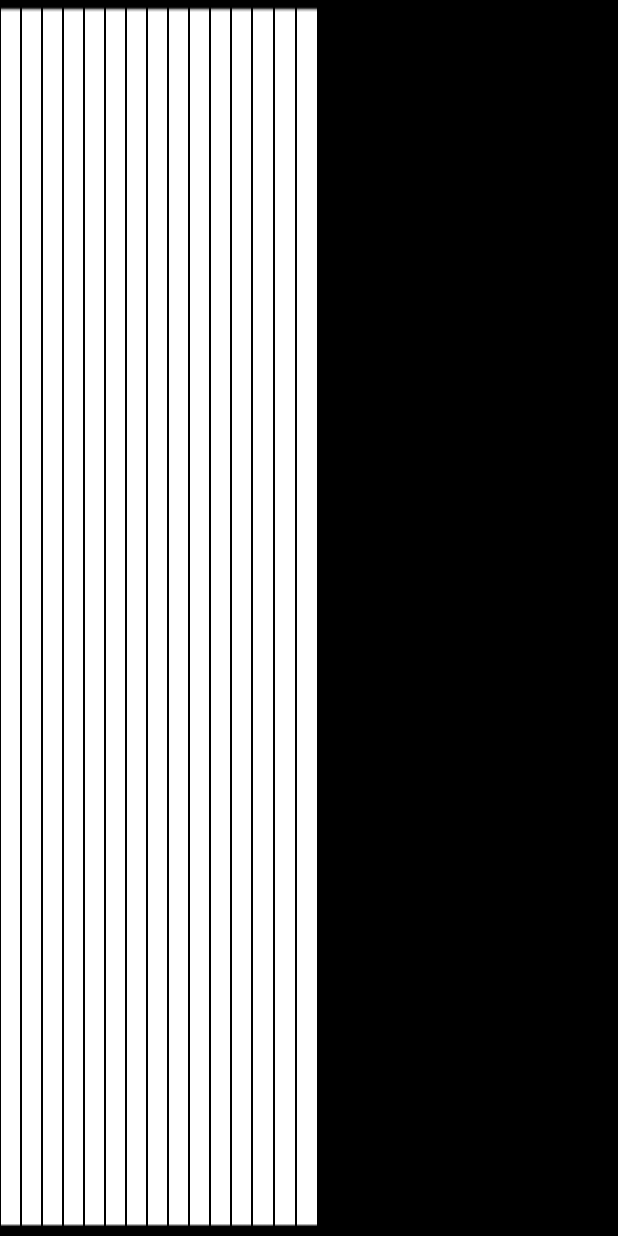
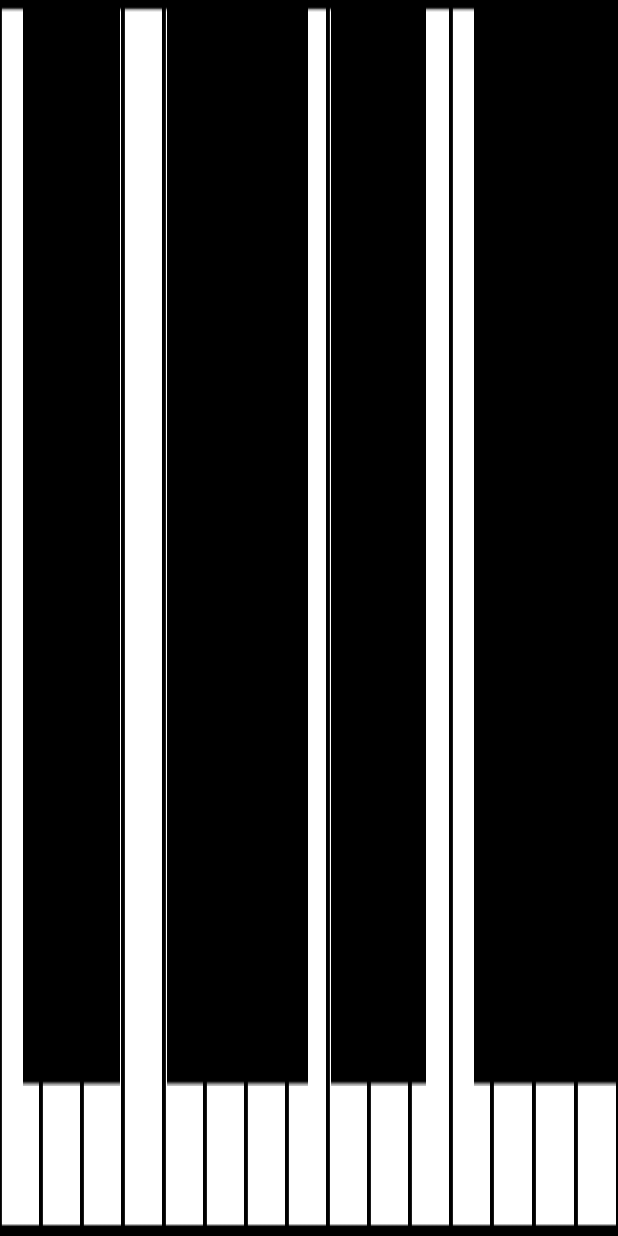
Before and after one commit to SAINGRBN/NaiaraSamos_RogerSantana_ACT_Piano, an Android app: the screen it shows after launch (MainActivity), on a phone screen of 412 x 824 dp. Run offline under Robolectric (Android 15) with nearby library versions, the phone set to English and light mode, and no system bars.

Commit message:
falta hacer cosas bonitas

```diff
--- a/app/src/main/java/com/example/naiarasamos_rogersantana_act_piano/MainActivity.kt
+++ b/app/src/main/java/com/example/naiarasamos_rogersantana_act_piano/MainActivity.kt
@@ -18,9 +18,9 @@ class MainActivity : AppCompatActivity() {
         super.onCreate(savedInstanceState)
         setContentView(R.layout.activity_main)
 
-        // Configurar SoundPool con baja latencia y multitouch
+
         soundPool = SoundPool.Builder()
-            .setMaxStreams(10)
+            .setMaxStreams(25)
             .setAudioAttributes(
                 AudioAttributes.Builder()
                     .setUsage(AudioAttributes.USAGE_MEDIA)
@@ -36,12 +36,19 @@ class MainActivity : AppCompatActivity() {
 
             R.id.key_c3 to R.raw.c3, R.id.key_d3 to R.raw.d3, R.id.key_e3 to R.raw.e3,
             R.id.key_f3 to R.raw.f3, R.id.key_g3 to R.raw.g3, R.id.key_a3 to R.raw.a3, R.id.key_b3 to R.raw.b3,
-            R.id.key_c4 to R.raw.c4
+            R.id.key_c4 to R.raw.c4,
+
+            R.id.key_a_2 to R.raw.a_2, R.id.key_a_3 to R.raw.a_3, R.id.key_c_2 to R.id.key_c_2,
+            R.id.key_c_3 to R.raw.c_3, R.id.key_d_2 to R.raw.d_2, R.id.key_d_3 to R.raw.d_3,
+            R.id.key_f_2 to R.raw.f_2, R.id.key_f_3 to R.raw.f_3, R.id.key_g_2 to R.id.key_g_2, R.id.key_g_3 to R.raw.g_3
         )
 
-        keys.forEach { (key, sound) -> soundMap[key] = soundPool.load(this, sound, 1) }
+        // Se añade cada sonido al SoundPool
+        keys.forEach {
+            (key, sound) -> soundMap[key] = soundPool.load(this, sound, 1)
+        }
 
-        // Asignar eventos a cada tecla
+        // Se asigna el listener a cada botón
         keys.keys.forEach { setKeyListener(it) }
     }
 
@@ -52,18 +59,16 @@ class MainActivity : AppCompatActivity() {
         key.setOnTouchListener { v, event ->
             if (event.action == MotionEvent.ACTION_DOWN) {
                 soundMap[keyId]?.let { soundPool.play(it, 1f, 1f, 0, 0, 1f) }
+
+                //Para ver si funciona
                 val toast = Toast.makeText(this, keyId.toString(), Toast.LENGTH_SHORT) // in Activity
                 toast.show()
 
-                v.performClick() // Llamamos a performClick()
+                v.performClick()
             }
             true
         }
 
-
-        key.setOnClickListener {
-            // Sobreescribimos performClick() correctamente
-        }
     }
 
     override fun onDestroy() {
--- a/app/src/main/res/layout/activity_main.xml
+++ b/app/src/main/res/layout/activity_main.xml
@@ -1,179 +1,105 @@
 <?xml version="1.0" encoding="utf-8"?>
-<LinearLayout
+<FrameLayout
     xmlns:android="http://schemas.android.com/apk/res/android"
     xmlns:tools="http://schemas.android.com/tools"
     android:layout_width="match_parent"
     android:layout_height="match_parent"
-    android:orientation="horizontal"
-    android:background="@android:color/black"
-    tools:context=".MainActivity">
+    android:background="@android:color/black">
 
-    <!-- Tecla C -->
-    <ImageButton
-        android:id="@+id/key_c2"
-        android:layout_width="0dp"
-        android:layout_weight="1"
+    <!-- Teclas Blancas -->
+    <LinearLayout
+        android:id="@+id/white_keys"
+        android:layout_width="match_parent"
         android:layout_height="match_parent"
-        android:background="@drawable/blanca"
-        android:scaleType="fitXY"
-        android:contentDescription="Nota C"
-        tools:ignore="TouchTargetSizeCheck"/>
+        android:orientation="horizontal">
 
-    <!-- Tecla D -->
-    <ImageButton
-        android:id="@+id/key_d2"
-        android:layout_width="0dp"
-        android:layout_weight="1"
-        android:layout_height="match_parent"
-        android:background="@drawable/blanca"
-        android:scaleType="fitXY"
-        android:contentDescription="Nota D"
-        tools:ignore="TouchTargetSizeCheck"/>
+        <ImageButton android:id="@+id/key_c2" android:layout_width="0dp" android:layout_weight="1" android:layout_height="match_parent" android:background="@drawable/blanca" android:scaleType="fitXY"/>
+        <ImageButton android:id="@+id/key_d2" android:layout_width="0dp" android:layout_weight="1" android:layout_height="match_parent" android:background="@drawable/blanca" android:scaleType="fitXY"/>
+        <ImageButton android:id="@+id/key_e2" android:layout_width="0dp" android:layout_weight="1" android:layout_height="match_parent" android:background="@drawable/blanca" android:scaleType="fitXY"/>
+        <ImageButton android:id="@+id/key_f2" android:layout_width="0dp" android:layout_weight="1" android:layout_height="match_parent" android:background="@drawable/blanca" android:scaleType="fitXY"/>
+        <ImageButton android:id="@+id/key_g2" android:layout_width="0dp" android:layout_weight="1" android:layout_height="match_parent" android:background="@drawable/blanca" android:scaleType="fitXY"/>
 
-    <!-- Tecla E -->
-    <ImageButton
-        android:id="@+id/key_e2"
-        android:layout_width="0dp"
-        android:layout_weight="1"
-        android:layout_height="match_parent"
-        android:background="@drawable/blanca"
-        android:scaleType="fitXY"
-        android:contentDescription="Nota E"
-        tools:ignore="TouchTargetSizeCheck"/>
-
-    <!-- Tecla F -->
-    <ImageButton
-        android:id="@+id/key_f2"
-        android:layout_width="0dp"
-        android:layout_weight="1"
-        android:layout_height="match_parent"
-        android:background="@drawable/blanca"
-        android:scaleType="fitXY"
-        android:contentDescription="Nota F"
-        tools:ignore="TouchTargetSizeCheck"/>
-
-    <!-- Tecla G -->
-    <ImageButton
-        android:id="@+id/key_g2"
-        android:layout_width="0dp"
-        android:layout_weight="1"
-        android:layout_height="match_parent"
-        android:background="@drawable/blanca"
-        android:scaleType="fitXY"
-        android:contentDescription="Nota G"
-        tools:ignore="TouchTargetSizeCheck"/>
-
-    <!-- Tecla A -->
         <ImageButton
             android:id="@+id/key_a2"
             android:layout_width="0dp"
+            android:layout_height="match_parent"
             android:layout_weight="1"
-        android:layout_height="match_parent"
             android:background="@drawable/blanca"
             android:scaleType="fitXY"
-        android:contentDescription="Nota A"
-        tools:ignore="TouchTargetSizeCheck"/>
+            tools:ignore="SpeakableTextPresentCheck" />
+        <ImageButton android:id="@+id/key_b2" android:layout_width="0dp" android:layout_weight="1" android:layout_height="match_parent" android:background="@drawable/blanca" android:scaleType="fitXY"/>
 
-    <!-- Tecla B -->
-    <ImageButton
-        android:id="@+id/key_b2"
-        android:layout_width="0dp"
-        android:layout_weight="1"
-        android:layout_height="match_parent"
-        android:background="@drawable/blanca"
-        android:scaleType="fitXY"
-        android:contentDescription="Nota B"
-        tools:ignore="TouchTargetSizeCheck"/>
-
-    <!-- Tecla C -->
         <ImageButton
             android:id="@+id/key_c3"
             android:layout_width="0dp"
+            android:layout_height="match_parent"
             android:layout_weight="1"
-        android:layout_height="match_parent"
             android:background="@drawable/blanca"
             android:scaleType="fitXY"
-        android:contentDescription="Nota C"
-        tools:ignore="TouchTargetSizeCheck"/>
+            tools:ignore="SpeakableTextPresentCheck" />
+        <ImageButton android:id="@+id/key_d3" android:layout_width="0dp" android:layout_weight="1" android:layout_height="match_parent" android:background="@drawable/blanca" android:scaleType="fitXY"/>
+        <ImageButton android:id="@+id/key_e3" android:layout_width="0dp" android:layout_weight="1" android:layout_height="match_parent" android:background="@drawable/blanca" android:scaleType="fitXY"/>
+        <ImageButton android:id="@+id/key_f3" android:layout_width="0dp" android:layout_weight="1" android:layout_height="match_parent" android:background="@drawable/blanca" android:scaleType="fitXY"/>
 
-    <!-- Tecla D -->
-    <ImageButton
-        android:id="@+id/key_d3"
-        android:layout_width="0dp"
-        android:layout_weight="1"
-        android:layout_height="match_parent"
-        android:background="@drawable/blanca"
-        android:scaleType="fitXY"
-        android:contentDescription="Nota D"
-        tools:ignore="TouchTargetSizeCheck"/>
-
-    <!-- Tecla E -->
-    <ImageButton
-        android:id="@+id/key_e3"
-        android:layout_width="0dp"
-        android:layout_weight="1"
-        android:layout_height="match_parent"
-        android:background="@drawable/blanca"
-        android:scaleType="fitXY"
-        android:contentDescription="Nota E"
-        tools:ignore="TouchTargetSizeCheck"/>
-
-    <!-- Tecla F -->
-    <ImageButton
-        android:id="@+id/key_f3"
-        android:layout_width="0dp"
-        android:layout_weight="1"
-        android:layout_height="match_parent"
-        android:background="@drawable/blanca"
-        android:scaleType="fitXY"
-        android:contentDescription="Nota F"
-        tools:ignore="TouchTargetSizeCheck"/>
-
-    <!-- Tecla G -->
         <ImageButton
             android:id="@+id/key_g3"
             android:layout_width="0dp"
             android:layout_height="match_parent"
             android:layout_weight="1"
             android:background="@drawable/blanca"
-        android:contentDescription="Nota G"
             android:scaleType="fitXY"
             tools:ignore="TouchTargetSizeCheck" />
+        <ImageButton android:id="@+id/key_a3" android:layout_width="0dp" android:layout_weight="1" android:layout_height="match_parent" android:background="@drawable/blanca" android:scaleType="fitXY"/>
+        <ImageButton android:id="@+id/key_b3" android:layout_width="0dp" android:layout_weight="1" android:layout_height="match_parent" android:background="@drawable/blanca" android:scaleType="fitXY"/>
+        <ImageButton android:id="@+id/key_c4" android:layout_width="0dp" android:layout_weight="1" android:layout_height="match_parent" android:background="@drawable/blanca" android:scaleType="fitXY"/>
+    </LinearLayout>
 
-    <!-- Tecla A -->
+    <!-- Teclas Negras -->
+    <LinearLayout
+        android:id="@+id/black_keys"
+        android:layout_width="match_parent"
+        android:layout_height="match_parent"
+        android:orientation="horizontal"
+        android:gravity="bottom"
+        android:paddingBottom="100dp">
+
+        <!-- Espacio antes de la primera tecla negra -->
+        <View android:layout_width="0dp" android:layout_weight="0.5" android:layout_height="match_parent" android:background="@android:color/transparent"/>
+
         <ImageButton
-        android:id="@+id/key_a3"
+            android:id="@+id/key_c_2"
             android:layout_width="0dp"
             android:layout_weight="1"
             android:layout_height="match_parent"
-        android:background="@drawable/blanca"
-        android:scaleType="fitXY"
-        android:contentDescription="Nota A"
-        tools:ignore="TouchTargetSizeCheck"/>
+            android:background="@drawable/negra"
+            android:scaleType="fitXY"/>
 
-    <!-- Tecla B -->
         <ImageButton
-        android:id="@+id/key_b3"
+            android:id="@+id/key_d_2"
+            android:layout_width="2dp"
+            android:layout_weight="1"
+            android:layout_height="match_parent"
+            android:background="@drawable/negra"
+            android:scaleType="fitXY"/>
+
+        <!-- Espacio entre D# y F# -->
+        <View android:layout_width="0dp" android:layout_weight="1" android:layout_height="match_parent" android:background="@android:color/transparent"/>
+
+        <ImageButton
+            android:id="@+id/key_f_2"
             android:layout_width="0dp"
             android:layout_weight="1"
             android:layout_height="match_parent"
-        android:background="@drawable/blanca"
-        android:scaleType="fitXY"
-        android:contentDescription="Nota B"
-        tools:ignore="TouchTargetSizeCheck"/>
+            android:background="@drawable/negra"
+            android:scaleType="fitXY"/>
 
         <ImageButton
-        android:id="@+id/key_c4"
+            android:id="@+id/key_g_2"
             android:layout_width="0dp"
             android:layout_weight="1"
             android:layout_height="match_parent"
-        android:background="@drawable/blanca"
-        android:scaleType="fitXY"
-        android:contentDescription="Nota C"
-        tools:ignore="TouchTargetSizeCheck"/>
-    <LinearLayout
-     android:layout_height="match_parent"
-        android:layout_width="200dp">
+            android:background="@drawable/negra"
+            android:scaleType="fitXY"/>
 
         <ImageButton
             android:id="@+id/key_a_2"
@@ -181,81 +107,38 @@
             android:layout_weight="1"
             android:layout_height="match_parent"
             android:background="@drawable/negra"
-            android:scaleType="fitXY"
-            android:contentDescription="Nota C"
-            tools:ignore="TouchTargetSizeCheck"/>
-        <ImageButton
-            android:id="@+id/key_a_3"
-            android:layout_width="0dp"
-            android:layout_weight="1"
-            android:layout_height="match_parent"
-            android:background="@drawable/negra"
-            android:scaleType="fitXY"
-            android:contentDescription="Nota C"
-            tools:ignore="TouchTargetSizeCheck"/>
-        <ImageButton
-            android:id="@+id/key_c_2"
-            android:layout_width="0dp"
-            android:layout_weight="1"
-            android:layout_height="match_parent"
-            android:background="@drawable/negra"
-            android:scaleType="fitXY"
-            android:contentDescription="Nota C"
-            tools:ignore="TouchTargetSizeCheck"/>
+            android:scaleType="fitXY"/>
+
+        <!-- Espacio entre A# y C# de la siguiente octava -->
+        <View android:layout_width="0dp" android:layout_weight="0.5" android:layout_height="match_parent" android:background="@android:color/transparent"/>
+
         <ImageButton
             android:id="@+id/key_c_3"
             android:layout_width="0dp"
             android:layout_weight="1"
             android:layout_height="match_parent"
             android:background="@drawable/negra"
-            android:scaleType="fitXY"
-            android:contentDescription="Nota C"
-            tools:ignore="TouchTargetSizeCheck"/>
-        <ImageButton
-            android:id="@+id/key_d_2"
-            android:layout_width="0dp"
-            android:layout_weight="1"
-            android:layout_height="match_parent"
-            android:background="@drawable/negra"
-            android:scaleType="fitXY"
-            android:contentDescription="Nota C"
-            tools:ignore="TouchTargetSizeCheck"/>
+            android:scaleType="fitXY"/>
+
         <ImageButton
             android:id="@+id/key_d_3"
             android:layout_width="0dp"
             android:layout_weight="1"
             android:layout_height="match_parent"
             android:background="@drawable/negra"
-            android:scaleType="fitXY"
-            android:contentDescription="Nota C"
-            tools:ignore="TouchTargetSizeCheck"/>
-        <ImageButton
-            android:id="@+id/key_f_2"
-            android:layout_width="0dp"
-            android:layout_weight="1"
-            android:layout_height="match_parent"
-            android:background="@drawable/negra"
-            android:scaleType="fitXY"
-            android:contentDescription="Nota C"
-            tools:ignore="TouchTargetSizeCheck"/>
+            android:scaleType="fitXY"/>
+
+        <!-- Espacio entre D# y F# -->
+        <View android:layout_width="0dp" android:layout_weight="1" android:layout_height="match_parent" android:background="@android:color/transparent"/>
+
         <ImageButton
             android:id="@+id/key_f_3"
             android:layout_width="0dp"
             android:layout_weight="1"
             android:layout_height="match_parent"
             android:background="@drawable/negra"
-            android:scaleType="fitXY"
-            android:contentDescription="Nota C"
-            tools:ignore="TouchTargetSizeCheck"/>
-        <ImageButton
-            android:id="@+id/key_g_2"
-            android:layout_width="0dp"
-            android:layout_weight="1"
-            android:layout_height="match_parent"
-            android:background="@drawable/negra"
-            android:scaleType="fitXY"
-            android:contentDescription="Nota C"
-            tools:ignore="TouchTargetSizeCheck"/>
+            android:scaleType="fitXY"/>
+
         <ImageButton
             android:id="@+id/key_g_3"
             android:layout_width="0dp"
@@ -263,8 +146,19 @@
             android:layout_height="match_parent"
             android:background="@drawable/negra"
             android:scaleType="fitXY"
-            android:contentDescription="Nota C"
+
             tools:ignore="TouchTargetSizeCheck"/>
 
+        <ImageButton
+            android:id="@+id/key_a_3"
+            android:layout_width="0dp"
+            android:layout_height="match_parent"
+            android:layout_weight="1"
+            android:background="@drawable/negra"
+            android:scaleType="fitXY"
+
+            tools:ignore="TouchTargetSizeCheck" />
+
     </LinearLayout>
-</LinearLayout>
+
+</FrameLayout>
```
Also changed, not shown: app/src/main/res/drawable/negra.png. Lines whose indentation alone changed are shown as unchanged.
